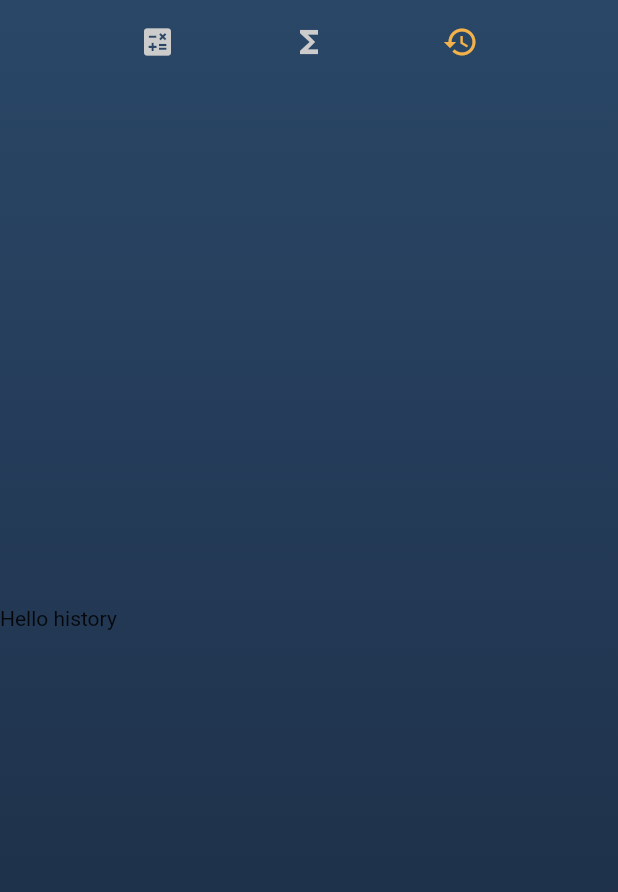
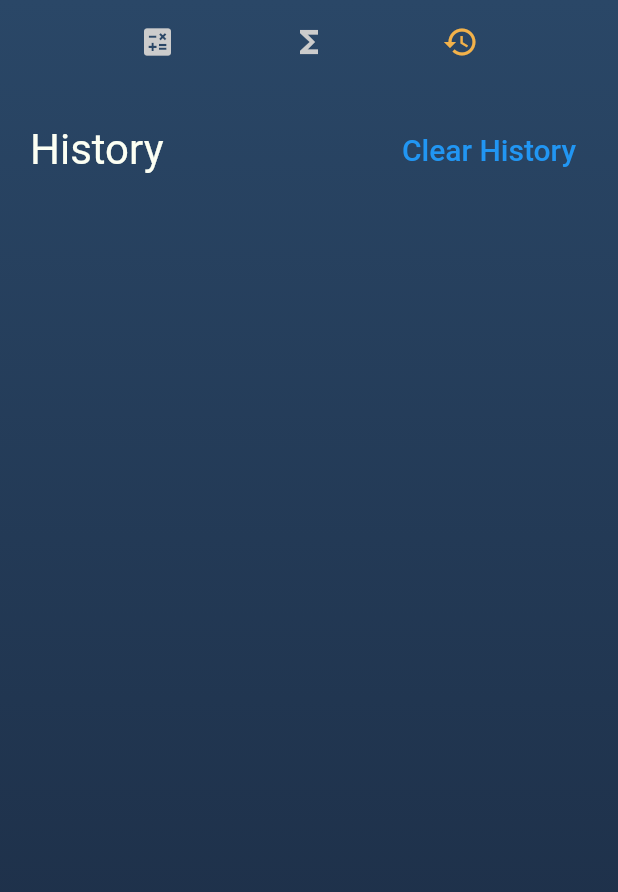
Before and after one commit to Shubhdeeps/calculator, a Flutter app: the screen it shows after launch, swiped to page 3, on a phone screen of 412 x 824 dp. Shown: the top 892 px of the screen. Run offline on Flutter 3.47's test engine with Material 2 defaults, Android fonts, the phone set to English and light mode, and no system bars; our stand-ins replace shared_preferences; missing offline and left inert: function_tree.

Commit message:
history persistence added

```diff
--- a/lib/main.dart
+++ b/lib/main.dart
@@ -48,7 +48,7 @@ class Pages extends StatelessWidget {
   Widget build(BuildContext context) {
     return PageView(
       onPageChanged: (value) => pageValue(value),
-      children: const <Widget>[Home(), KmToMiles(), History()],
+      children: <Widget>[Home(), KmToMiles(), History()],
     );
   }
 }
--- a/lib/screens/History.dart
+++ b/lib/screens/History.dart
@@ -1,13 +1,29 @@
 import 'package:flutter/material.dart';
 import '../components/components.dart';
+import 'package:shared_preferences/shared_preferences.dart';
 
-class History extends StatelessWidget {
+class History extends StatefulWidget {
   const History({super.key});
+
+  @override
+  State<History> createState() => _HistoryState();
+}
+
+class _HistoryState extends State<History> {
+  List<String> history_items = [];
+
+  @override
+  void initState() {
+    super.initState();
+
+    getPersistData();
+  }
 
   @override
   Widget build(BuildContext context) {
     return Scaffold(
       body: Container(
+        padding: EdgeInsets.fromLTRB(20, 20, 20, 0),
         decoration: const BoxDecoration(
           gradient: LinearGradient(
               colors: [
@@ -19,17 +35,60 @@ class History extends StatelessWidget {
               stops: [0.0, 1.0],
               tileMode: TileMode.clamp),
         ),
-        child: Column(
-          mainAxisAlignment: MainAxisAlignment.center,
-          crossAxisAlignment: CrossAxisAlignment.stretch,
-          children: [
-            Container(
-              child: Text("Hello history"),
-            )
+        child: ListView(
+          children: <Widget>[
+            Row(
+              mainAxisAlignment: MainAxisAlignment.spaceBetween,
+              children: [
+                const Text(
+                  "History",
+                  style: TextStyle(
+                      color: Color.fromRGBO(252, 255, 243, 1), fontSize: 28),
+                ),
+                TextButton(
+                  onPressed: () => clearPersistData(),
+                  child: const Text(
+                    "Clear History",
+                    style: TextStyle(fontSize: 20),
+                  ),
+                )
+              ],
+            ),
+            ...history_items.map(
+              (history) => Container(
+                decoration: BoxDecoration(
+                  borderRadius: BorderRadius.circular(30),
+                  color: const Color(0xFF1D2E48),
+                ),
+                alignment: Alignment.center,
+                margin: const EdgeInsets.fromLTRB(10, 10, 10, 0),
+                padding: const EdgeInsets.fromLTRB(10, 10, 10, 10),
+                child: Text(
+                  history,
+                  style: const TextStyle(
+                      color: Color.fromRGBO(252, 255, 243, 1), fontSize: 24),
+                ),
+              ),
+            ),
           ],
         ),
       ),
     );
-    ;
+  }
+
+  void getPersistData() async {
+    final prefs = await SharedPreferences.getInstance();
+    final List<String>? items = prefs.getStringList('calculations');
+    setState(() {
+      history_items = items ?? [];
+    });
+  }
+
+  void clearPersistData() async {
+    final prefs = await SharedPreferences.getInstance();
+    await prefs.remove('calculations');
+    setState(() {
+      history_items = [];
+    });
   }
 }
--- a/lib/screens/Home.dart
+++ b/lib/screens/Home.dart
@@ -1,8 +1,9 @@
 import 'dart:developer';
+
 import 'package:function_tree/function_tree.dart';
-
 import 'package:flutter/material.dart';
 import '../components/components.dart';
+import '../services/history.dart';
 
 class Home extends StatefulWidget {
   const Home({super.key});
@@ -24,6 +25,9 @@ class _HomeState extends State<Home> {
       var equation = inputValues.join("");
       var result = equation.interpret();
       output = "$equation = $result";
+      var now = DateTime.now();
+      var formatedNow = now.toString().substring(0, 16);
+      setPersistData("$output on $formatedNow");
       setState(() {
         inputValues.clear();
       });
--- a/lib/screens/KmtoMiles.dart
+++ b/lib/screens/KmtoMiles.dart
@@ -2,6 +2,7 @@ import 'dart:developer';
 
 import 'package:flutter/material.dart';
 import '../components/components.dart';
+import '../services/history.dart';
 
 class KmToMiles extends StatefulWidget {
   const KmToMiles({super.key});
@@ -30,10 +31,11 @@ class _KmToMilesState extends State<KmToMiles> {
           return;
         }
         inputValues.add(message);
-        log(inputValues.join(""));
         _output = double.parse(inputValues.join("")) * 0.621371;
         var out = _output.toStringAsFixed(2);
         output = "$out Miles";
+        var input = inputValues.join("");
+        setPersistData("$input km = $output");
       });
     }
   }
--- a/pubspec.yaml
+++ b/pubspec.yaml
@@ -38,6 +38,7 @@ dependencies:
 
 dev_dependencies:
   function_tree: ^0.8.13
+  shared_preferences: ^2.0.15
   flutter_test:
     sdk: flutter
 
```
Also changed, not shown: lib/services/history.dart (added, +11 -0 lines), pubspec.lock.
